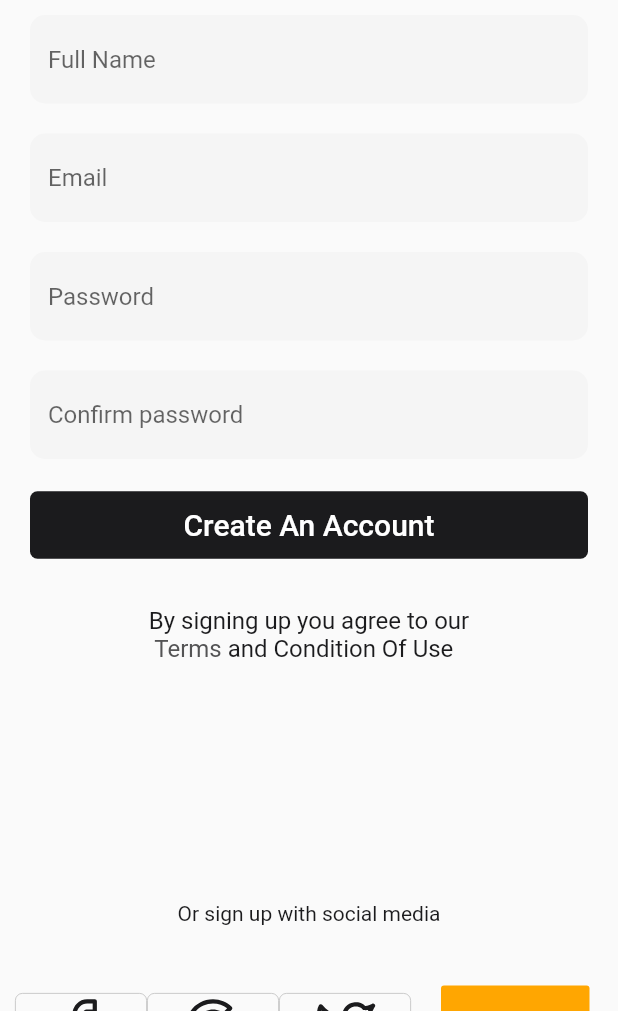
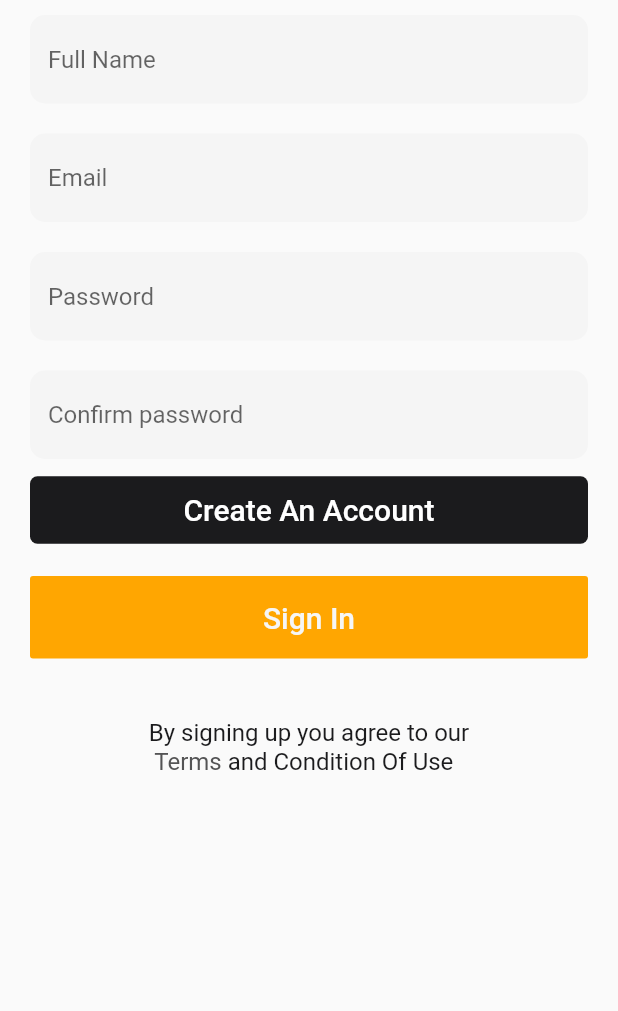
Before and after one commit to tauhidul252/eShop, a Flutter app: the screen it shows after launch, on a phone screen of 412 x 824 dp, the part 225-1236 px from its top. Run offline on Flutter 3.47's test engine with Material 2 defaults, Android fonts, the phone set to English and light mode, and no system bars; our stand-ins replace flutter_svg.

Commit message:
Sign up page. Log in button In setup.

```diff
--- a/lib/screen/signUp/signup_screen.dart
+++ b/lib/screen/signUp/signup_screen.dart
@@ -30,10 +30,11 @@ class SignupScreen extends StatelessWidget {
           hintText: "Confirm password",
               obscureText: true,
         ),
+        //Sign up button
         Container(
           margin: EdgeInsets.symmetric(
             horizontal: 20,
-            vertical: 10,
+            //vertical: 10,
           ),
           child: MyButtonwidget(
             onPress: () { },
@@ -41,6 +42,21 @@ class SignupScreen extends StatelessWidget {
             text: "Create An Account",
           ),
         ),
+        //Login/Sign in button
+        Container(
+                 margin:EdgeInsets.all(20),
+                 child: MaterialButton(
+                   onPressed: () {},
+                   color: AppColors.baseLightOrangeColor,
+                   height: 55,
+                   elevation: 0,
+                   child: Center(
+                     child:Text("Sign In",
+                     style: SignUpScreenStylies.signUpButton,
+                     ),
+                    ),
+                   ),
+               ),
         SizedBox(height: 20,),
         RichText(text: TextSpan(
           text: "By signing up you agree to our\n\t",
@@ -64,24 +80,6 @@ class SignupScreen extends StatelessWidget {
       ],
     );
   }
-  Widget buildSocialButton({required Widget child, required VoidCallback onPress}){
-    return MaterialButton(
-               onPressed: onPress,
-                shape: OutlineInputBorder(
-                  borderSide: BorderSide(
-                    color: AppColors.baseGrey40Color,
-                    width: 0.5,
-                  ),
-                  borderRadius:BorderRadius.circular(5),
-                ),
-
-                child: child
-              );
-
-
-  }
-
-
   Widget buildBottomPart(){
     return Container(
       height: 300,
@@ -126,19 +124,19 @@ class SignupScreen extends StatelessWidget {
                 ),
                 ),
 
-               Container(
-                 margin:EdgeInsets.all(20),
-                 child: MaterialButton(
-                   onPressed: () {},
-                   color: AppColors.baseLightOrangeColor,
-                   height: 55,
-                   elevation: 0,
-                   child: Center(
-                     child:Text("Sign up",
-                     style: SignUpScreenStylies.signUpButton,),
-                    ),
-                   ),
-               ),
+              //  Container(
+              //    margin:EdgeInsets.all(20),
+              //    child: MaterialButton(
+              //      onPressed: () {},
+              //      color: AppColors.baseLightOrangeColor,
+              //      height: 55,
+              //      elevation: 0,
+              //      child: Center(
+              //        child:Text("Sign up",
+              //        style: SignUpScreenStylies.signUpButton,),
+              //       ),
+              //      ),
+              //  ),
 
             ],
           ),
@@ -148,6 +146,25 @@ class SignupScreen extends StatelessWidget {
       ),
     );
   }
+  Widget buildSocialButton({required Widget child, required VoidCallback onPress}){
+    return MaterialButton(
+               onPressed: onPress,
+                shape: OutlineInputBorder(
+                  borderSide: BorderSide(
+                    color: AppColors.baseGrey40Color,
+                    width: 0.5,
+                  ),
+                  borderRadius:BorderRadius.circular(5),
+                ),
+
+                child: child
+              );
+
+
+  }
+
+
+
 
   @override
   Widget build(BuildContext context) {
```
